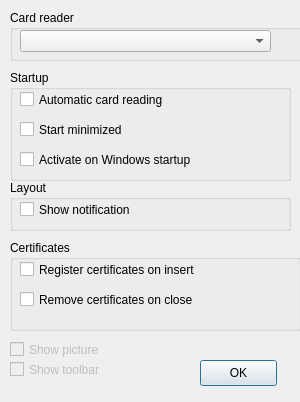
12019/svn.gov.pt, file _src/eidmw/eidgui/dlgOptions.ui: the form before one commit.
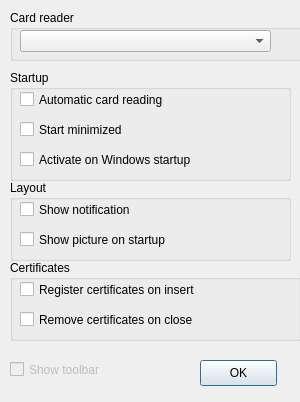
The form after the commit.

The edit to the form file:
```diff
--- a/_src/eidmw/eidgui/dlgOptions.ui
+++ b/_src/eidmw/eidgui/dlgOptions.ui
@@ -93,9 +93,9 @@
    <property name="geometry">
     <rect>
      <x>10</x>
-     <y>240</y>
+     <y>260</y>
      <width>291</width>
-     <height>91</height>
+     <height>81</height>
     </rect>
    </property>
    <property name="title">
@@ -134,7 +134,7 @@
      <x>10</x>
      <y>180</y>
      <width>281</width>
-     <height>51</height>
+     <height>81</height>
     </rect>
    </property>
    <property name="title">
@@ -153,6 +153,22 @@
      <string>Show notification</string>
     </property>
    </widget>
+   <widget class="QCheckBox" name="chbShowPicture">
+    <property name="enabled">
+     <bool>true</bool>
+    </property>
+    <property name="geometry">
+     <rect>
+      <x>10</x>
+      <y>50</y>
+      <width>261</width>
+      <height>19</height>
+     </rect>
+    </property>
+    <property name="text">
+     <string>Show picture on startup</string>
+    </property>
+   </widget>
   </widget>
   <widget class="QGroupBox" name="groupBox_4">
    <property name="geometry">
@@ -190,22 +206,6 @@
     <string>OK</string>
    </property>
   </widget>
-  <widget class="QCheckBox" name="chbShowPicture">
-   <property name="enabled">
-    <bool>false</bool>
-   </property>
-   <property name="geometry">
-    <rect>
-     <x>10</x>
-     <y>340</y>
-     <width>261</width>
-     <height>19</height>
-    </rect>
-   </property>
-   <property name="text">
-    <string>Show picture</string>
-   </property>
-  </widget>
   <widget class="QCheckBox" name="chbShowToolbar">
    <property name="enabled">
     <bool>false</bool>
```
Left out of the diff: 6 changed lines with no effect on the pictures.
